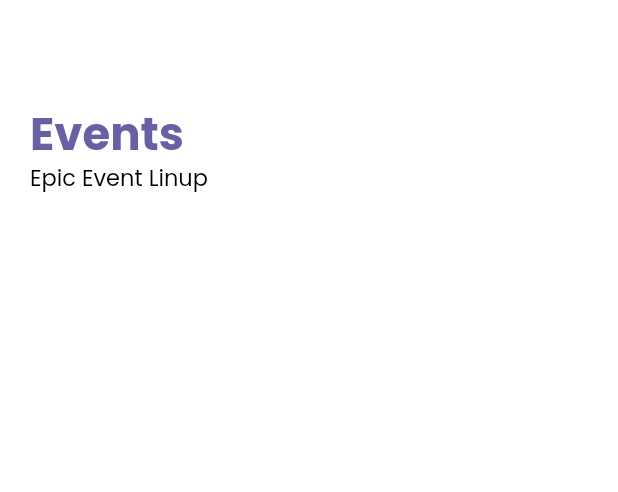
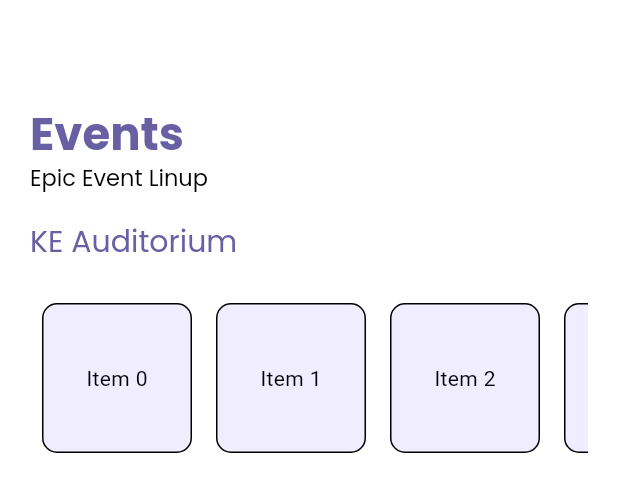
Before and after one commit to ieeelink/yess-app24, a Flutter app: the EventsPage widget shown alone on an empty page, opened directly, on a phone screen of 412 x 824 dp. Shown: the top 492 px of the screen. Run offline on Flutter 3.47's test engine with Material 3 defaults, Android fonts, the phone set to English and light mode, and no system bars.

Commit message:
events_page

```diff
--- a/lib/events.dart
+++ b/lib/events.dart
@@ -8,7 +8,7 @@ class EventsPage extends StatelessWidget {
     return Container(
       padding: const EdgeInsets.all(20),
       color: Colors.white,
-        child: Column(
+      child: ListView(
         children: [
           const SizedBox(height: 50),
           Container(
@@ -17,7 +17,7 @@ class EventsPage extends StatelessWidget {
               'Events',
               textAlign: TextAlign.left,
               style: Theme.of(context).textTheme.headlineMedium?.copyWith(
-                      color: Color(0xFF6761A3),
+                    color: const Color(0xFF6761A3),
                     fontSize: 30,
                     fontFamily: 'Poppins',
                     fontWeight: FontWeight.bold,
@@ -36,8 +36,47 @@ class EventsPage extends StatelessWidget {
                   ),
             ),
           ),
-            const SizedBox(height: 50),
+          const SizedBox(height: 20),
+          Text(
+            'KE Auditorium',
+            textAlign: TextAlign.left,
+            style: Theme.of(context).textTheme.headlineMedium?.copyWith(
+                  color: const Color(0xFF6761A3),
+                  fontSize: 20,
+                  fontFamily: 'Poppins',
+                ),
+          ),
+          const SizedBox(height: 20),
+          SingleChildScrollView(
+            scrollDirection: Axis.horizontal,
+            child: Row(
+              children: List.generate(
+                5, // Change this number to however many items you want
+                (index) => Container(
+                  width: 100,
+                  height: 100,
+                  margin: const EdgeInsets.all(8.0),
+                  decoration: BoxDecoration(
+                    color: const Color(0xFFEFEDFF),
+                    border: Border.all(
+                      color: Colors.black,
+                      width: 1,
+                    ),
+                    borderRadius: BorderRadius.circular(
+                        10), // Add rounded corners if desired
+                  ),
+                  child: Center(
+                    child: Text(
+                      'Item $index',
+                      style: const TextStyle(color: Colors.black),
+                    ),
+                  ),
+                ),
+              ),
+            ),
+          )
         ],
-        ));
+      ),
+    );
   }
 }
--- a/lib/login.dart
+++ b/lib/login.dart
@@ -1,5 +1,5 @@
 import 'package:flutter/material.dart';
-import 'package:yess_app/navigation.dart';
+import 'package:yess_app/bottomnavigation.dart';
 import 'map.dart';
 
 class LoginScreen extends StatefulWidget {
@@ -102,7 +102,7 @@ class _LoginScreenState extends State<LoginScreen>
                             Navigator.push(
                                 context,
                                 MaterialPageRoute(
-                                  builder: (context) => MainNavigationPage(),
+                                  builder: (context) => BottomNavigation(),
                                 ));
                           },
                           child: const Text(
--- a/lib/splash_and_home.dart
+++ b/lib/splash_and_home.dart
@@ -1,6 +1,5 @@
 import 'package:flutter/material.dart';
-import 'package:yess_app/navigation.dart';
-import 'login.dart';
+import 'package:yess_app/bottomnavigation.dart';
 
 class SplashScreenAndHome extends StatefulWidget {
   const SplashScreenAndHome({super.key});
@@ -20,7 +19,7 @@ class _SplashScreenAndHomeState extends State<SplashScreenAndHome> {
     await Future.delayed(const Duration(seconds: 3));
     Navigator.pushReplacement(
       context,
-      MaterialPageRoute(builder: (context) => MainNavigationPage()),
+      MaterialPageRoute(builder: (context) => BottomNavigation()),
     );
   }
 
```
Also changed, not shown: lib/bottomnavigation.dart (+12 -105 lines), lib/navigation.dart (deleted, +0 -58 lines), lib/navigation_test.dart (deleted, +0 -62 lines). Lines whose indentation alone changed are shown as unchanged.
